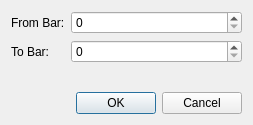
Above: loopdialog.ui from pedrolcl/dmidiplayer before the change. Below: the same form after it.
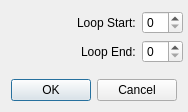
That is the form after the change.

Commit message: implementation for ticket #3: song loop between bars

The edit to the form file:
```diff
--- a/loopdialog.ui
+++ b/loopdialog.ui
@@ -6,8 +6,8 @@
    <rect>
     <x>0</x>
     <y>0</y>
-    <width>253</width>
-    <height>125</height>
+    <width>184</width>
+    <height>112</height>
    </rect>
   </property>
   <property name="windowTitle">
@@ -16,25 +16,57 @@
   <layout class="QGridLayout" name="gridLayout">
    <item row="0" column="0">
     <layout class="QFormLayout" name="formLayout">
+     <property name="labelAlignment">
+      <set>Qt::AlignRight|Qt::AlignTrailing|Qt::AlignVCenter</set>
+     </property>
+     <property name="formAlignment">
+      <set>Qt::AlignRight|Qt::AlignTop|Qt::AlignTrailing</set>
+     </property>
      <item row="0" column="0">
       <widget class="QLabel" name="lblFrm">
+       <property name="sizePolicy">
+        <sizepolicy hsizetype="MinimumExpanding" vsizetype="Preferred">
+         <horstretch>0</horstretch>
+         <verstretch>0</verstretch>
+        </sizepolicy>
+       </property>
        <property name="text">
-        <string>From Bar:</string>
+        <string>Loop Start:</string>
        </property>
       </widget>
      </item>
      <item row="0" column="1">
-      <widget class="QSpinBox" name="spinFrom"/>
+      <widget class="QSpinBox" name="spinFrom">
+       <property name="sizePolicy">
+        <sizepolicy hsizetype="Maximum" vsizetype="Fixed">
+         <horstretch>0</horstretch>
+         <verstretch>0</verstretch>
+        </sizepolicy>
+       </property>
+      </widget>
      </item>
      <item row="1" column="0">
       <widget class="QLabel" name="lblTo">
+       <property name="sizePolicy">
+        <sizepolicy hsizetype="MinimumExpanding" vsizetype="Preferred">
+         <horstretch>0</horstretch>
+         <verstretch>0</verstretch>
+        </sizepolicy>
+       </property>
        <property name="text">
-        <string>To Bar:</string>
+        <string>Loop End:</string>
        </property>
       </widget>
      </item>
      <item row="1" column="1">
-      <widget class="QSpinBox" name="spinTo"/>
+      <widget class="QSpinBox" name="spinTo">
+       <property name="sizePolicy">
+        <sizepolicy hsizetype="Maximum" vsizetype="Fixed">
+         <horstretch>0</horstretch>
+         <verstretch>0</verstretch>
+        </sizepolicy>
+       </property>
+      </widget>
      </item>
     </layout>
    </item>
```
Left out of the diff: 2 changed lines with no effect on the pictures. The commit also changes 6 other files.
